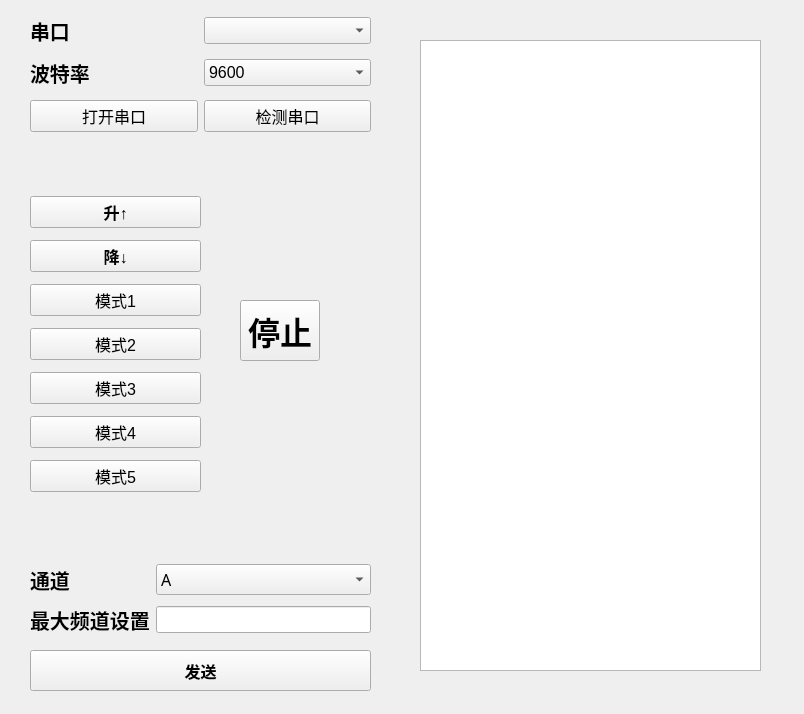
The window that widget.ui (Kevin-72/Elevator_control_platform) describes before a commit, drawn with Qt 5.
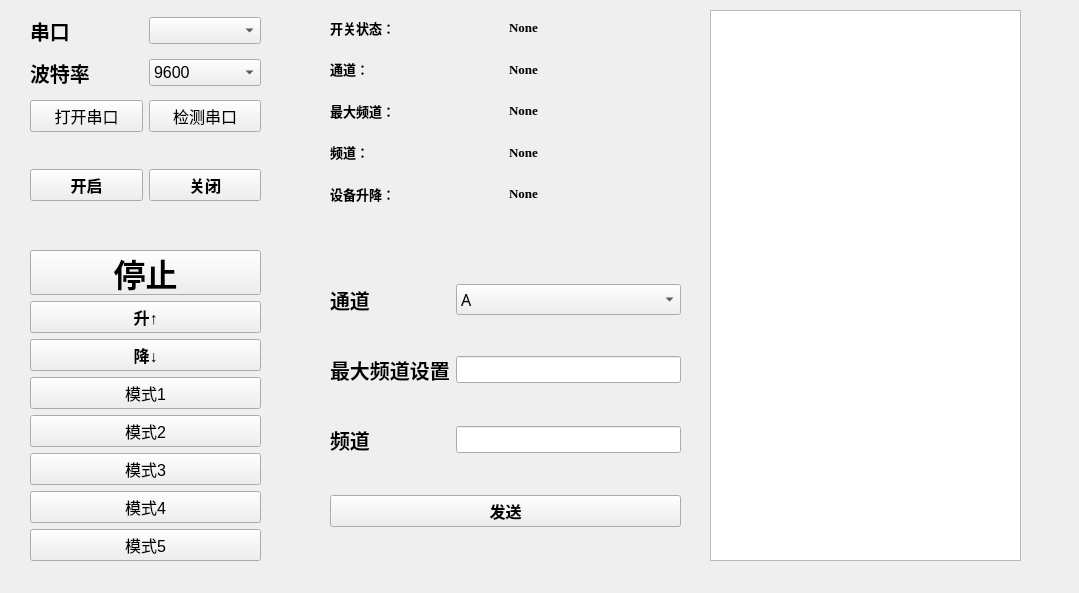
The same window after the commit.

Commit message: added group & debug pass & Complete interface design

```diff
--- a/widget.ui
+++ b/widget.ui
@@ -6,45 +6,25 @@
    <rect>
     <x>0</x>
     <y>0</y>
-    <width>804</width>
-    <height>714</height>
+    <width>1079</width>
+    <height>593</height>
    </rect>
   </property>
   <property name="windowTitle">
    <string>Widget</string>
   </property>
-  <widget class="QPushButton" name="stopBt">
-   <property name="geometry">
-    <rect>
-     <x>240</x>
-     <y>300</y>
-     <width>80</width>
-     <height>61</height>
-    </rect>
-   </property>
-   <property name="font">
-    <font>
-     <pointsize>24</pointsize>
-     <weight>75</weight>
-     <bold>true</bold>
-    </font>
-   </property>
-   <property name="text">
-    <string>停止</string>
-   </property>
-  </widget>
   <widget class="QWidget" name="layoutWidget">
    <property name="geometry">
     <rect>
      <x>30</x>
      <y>10</y>
-     <width>341</width>
+     <width>231</width>
      <height>131</height>
     </rect>
    </property>
    <layout class="QGridLayout" name="gridLayout_2">
     <item row="2" column="0">
-     <widget class="QPushButton" name="openBt">
+     <widget class="QPushButton" name="openSerialBt">
       <property name="font">
        <font>
         <pointsize>12</pointsize>
@@ -127,17 +107,282 @@
     </item>
    </layout>
   </widget>
-  <widget class="QWidget" name="layoutWidget1">
+  <widget class="QPlainTextEdit" name="logViewer">
    <property name="geometry">
     <rect>
+     <x>710</x>
+     <y>10</y>
+     <width>311</width>
+     <height>551</height>
+    </rect>
+   </property>
+   <property name="font">
+    <font>
+     <pointsize>12</pointsize>
+    </font>
+   </property>
+  </widget>
+  <widget class="QWidget" name="">
+   <property name="geometry">
+    <rect>
      <x>30</x>
-     <y>190</y>
-     <width>171</width>
+     <y>160</y>
+     <width>231</width>
+     <height>51</height>
+    </rect>
+   </property>
+   <layout class="QHBoxLayout" name="horizontalLayout">
+    <item>
+     <widget class="QPushButton" name="openBt">
+      <property name="font">
+       <font>
+        <pointsize>12</pointsize>
+        <weight>75</weight>
+        <bold>true</bold>
+       </font>
+      </property>
+      <property name="text">
+       <string>开启</string>
+      </property>
+      <attribute name="buttonGroup">
+       <string notr="true">buttonGroup</string>
+      </attribute>
+     </widget>
+    </item>
+    <item>
+     <widget class="QPushButton" name="closeBt">
+      <property name="font">
+       <font>
+        <pointsize>12</pointsize>
+        <weight>75</weight>
+        <bold>true</bold>
+       </font>
+      </property>
+      <property name="text">
+       <string>关闭</string>
+      </property>
+      <attribute name="buttonGroup">
+       <string notr="true">buttonGroup</string>
+      </attribute>
+     </widget>
+    </item>
+   </layout>
+  </widget>
+  <widget class="QWidget" name="">
+   <property name="geometry">
+    <rect>
+     <x>330</x>
+     <y>10</y>
+     <width>351</width>
+     <height>201</height>
+    </rect>
+   </property>
+   <layout class="QGridLayout" name="gridLayout_4">
+    <item row="0" column="0">
+     <widget class="QLabel" name="label_switch">
+      <property name="font">
+       <font>
+        <family>Times New Roman</family>
+        <pointsize>10</pointsize>
+        <weight>75</weight>
+        <bold>true</bold>
+       </font>
+      </property>
+      <property name="text">
+       <string>开关状态：</string>
+      </property>
+     </widget>
+    </item>
+    <item row="0" column="1">
+     <widget class="QLabel" name="label_switch_value">
+      <property name="font">
+       <font>
+        <family>Times New Roman</family>
+        <pointsize>10</pointsize>
+        <weight>75</weight>
+        <bold>true</bold>
+       </font>
+      </property>
+      <property name="text">
+       <string>None</string>
+      </property>
+     </widget>
+    </item>
+    <item row="1" column="0">
+     <widget class="QLabel" name="label_access">
+      <property name="font">
+       <font>
+        <family>Times New Roman</family>
+        <pointsize>10</pointsize>
+        <weight>75</weight>
+        <bold>true</bold>
+       </font>
+      </property>
+      <property name="text">
+       <string>通道：</string>
+      </property>
+     </widget>
+    </item>
+    <item row="1" column="1">
+     <widget class="QLabel" name="label_access_value">
+      <property name="font">
+       <font>
+        <family>Times New Roman</family>
+        <pointsize>10</pointsize>
+        <weight>75</weight>
+        <bold>true</bold>
+       </font>
+      </property>
+      <property name="text">
+       <string>None</string>
+      </property>
+     </widget>
+    </item>
+    <item row="2" column="0">
+     <widget class="QLabel" name="label_max_channel">
+      <property name="font">
+       <font>
+        <family>Times New Roman</family>
+        <pointsize>10</pointsize>
+        <weight>75</weight>
+        <bold>true</bold>
+       </font>
+      </property>
+      <property name="text">
+       <string>最大频道：</string>
+      </property>
+     </widget>
+    </item>
+    <item row="2" column="1">
+     <widget class="QLabel" name="label_max_channel_value">
+      <property name="font">
+       <font>
+        <family>Times New Roman</family>
+        <pointsize>10</pointsize>
+        <weight>75</weight>
+        <bold>true</bold>
+       </font>
+      </property>
+      <property name="text">
+       <string>None</string>
+      </property>
+     </widget>
+    </item>
+    <item row="3" column="0">
+     <widget class="QLabel" name="label_channel">
+      <property name="font">
+       <font>
+        <family>Times New Roman</family>
+        <pointsize>10</pointsize>
+        <weight>75</weight>
+        <bold>true</bold>
+       </font>
+      </property>
+      <property name="text">
+       <string>频道：</string>
+      </property>
+     </widget>
+    </item>
+    <item row="3" column="1">
+     <widget class="QLabel" name="label_channel_value">
+      <property name="font">
+       <font>
+        <family>Times New Roman</family>
+        <pointsize>10</pointsize>
+        <weight>75</weight>
+        <bold>true</bold>
+       </font>
+      </property>
+      <property name="text">
+       <string>None</string>
+      </property>
+     </widget>
+    </item>
+    <item row="4" column="0">
+     <widget class="QLabel" name="label_device">
+      <property name="font">
+       <font>
+        <family>Times New Roman</family>
+        <pointsize>10</pointsize>
+        <weight>75</weight>
+        <bold>true</bold>
+       </font>
+      </property>
+      <property name="text">
+       <string>设备升降：</string>
+      </property>
+     </widget>
+    </item>
+    <item row="4" column="1">
+     <widget class="QLabel" name="label_device_value">
+      <property name="font">
+       <font>
+        <family>Times New Roman</family>
+        <pointsize>10</pointsize>
+        <weight>75</weight>
+        <bold>true</bold>
+       </font>
+      </property>
+      <property name="text">
+       <string>None</string>
+      </property>
+     </widget>
+    </item>
+   </layout>
+  </widget>
+  <widget class="QWidget" name="">
+   <property name="geometry">
+    <rect>
+     <x>30</x>
+     <y>250</y>
+     <width>231</width>
      <height>311</height>
     </rect>
    </property>
    <layout class="QGridLayout" name="gridLayout">
+    <item row="0" column="0">
+     <widget class="QPushButton" name="stopBt">
+      <property name="font">
+       <font>
+        <pointsize>24</pointsize>
+        <weight>75</weight>
+        <bold>true</bold>
+       </font>
+      </property>
+      <property name="text">
+       <string>停止</string>
+      </property>
+     </widget>
+    </item>
+    <item row="1" column="0">
+     <widget class="QPushButton" name="upBt">
+      <property name="font">
+       <font>
+        <pointsize>12</pointsize>
+        <weight>75</weight>
+        <bold>true</bold>
+       </font>
+      </property>
+      <property name="text">
+       <string>升↑</string>
+      </property>
+     </widget>
+    </item>
     <item row="2" column="0">
+     <widget class="QPushButton" name="downBt">
+      <property name="font">
+       <font>
+        <pointsize>12</pointsize>
+        <weight>75</weight>
+        <bold>true</bold>
+       </font>
+      </property>
+      <property name="text">
+       <string>降↓</string>
+      </property>
+     </widget>
+    </item>
+    <item row="3" column="0">
      <widget class="QPushButton" name="mode01Bt">
       <property name="font">
        <font>
@@ -149,7 +394,7 @@
       </property>
      </widget>
     </item>
-    <item row="3" column="0">
+    <item row="4" column="0">
      <widget class="QPushButton" name="mode02Bt">
       <property name="font">
        <font>
@@ -161,7 +406,7 @@
       </property>
      </widget>
     </item>
-    <item row="4" column="0">
+    <item row="5" column="0">
      <widget class="QPushButton" name="mode03Bt">
       <property name="font">
        <font>
@@ -174,18 +419,6 @@
      </widget>
     </item>
     <item row="6" column="0">
-     <widget class="QPushButton" name="mode05Bt">
-      <property name="font">
-       <font>
-        <pointsize>12</pointsize>
-       </font>
-      </property>
-      <property name="text">
-       <string>模式5</string>
-      </property>
-     </widget>
-    </item>
-    <item row="5" column="0">
      <widget class="QPushButton" name="mode04Bt">
       <property name="font">
        <font>
@@ -197,78 +430,27 @@
       </property>
      </widget>
     </item>
-    <item row="1" column="0">
-     <widget class="QPushButton" name="downBt">
+    <item row="7" column="0">
+     <widget class="QPushButton" name="mode05Bt">
       <property name="font">
        <font>
         <pointsize>12</pointsize>
-        <weight>75</weight>
-        <bold>true</bold>
        </font>
       </property>
       <property name="text">
-       <string>降↓</string>
-      </property>
-     </widget>
-    </item>
-    <item row="0" column="0">
-     <widget class="QPushButton" name="upBt">
-      <property name="font">
-       <font>
-        <pointsize>12</pointsize>
-        <weight>75</weight>
-        <bold>true</bold>
-       </font>
-      </property>
-      <property name="text">
-       <string>升↑</string>
+       <string>模式5</string>
       </property>
      </widget>
     </item>
    </layout>
   </widget>
-  <widget class="QPlainTextEdit" name="logViewer">
+  <widget class="QWidget" name="">
    <property name="geometry">
     <rect>
-     <x>420</x>
-     <y>40</y>
-     <width>341</width>
-     <height>631</height>
-    </rect>
-   </property>
-   <property name="font">
-    <font>
-     <pointsize>12</pointsize>
-    </font>
-   </property>
-  </widget>
-  <widget class="QPushButton" name="sendCb">
-   <property name="geometry">
-    <rect>
-     <x>30</x>
-     <y>650</y>
-     <width>341</width>
-     <height>41</height>
-    </rect>
-   </property>
-   <property name="font">
-    <font>
-     <pointsize>12</pointsize>
-     <weight>75</weight>
-     <bold>true</bold>
-    </font>
-   </property>
-   <property name="text">
-    <string>发送</string>
-   </property>
-  </widget>
-  <widget class="QWidget" name="layoutWidget">
-   <property name="geometry">
-    <rect>
-     <x>30</x>
-     <y>560</y>
-     <width>341</width>
-     <height>81</height>
+     <x>330</x>
+     <y>250</y>
+     <width>351</width>
+     <height>311</height>
     </rect>
    </property>
    <layout class="QGridLayout" name="gridLayout_3">
@@ -339,6 +521,43 @@
       </property>
      </widget>
     </item>
+    <item row="2" column="0">
+     <widget class="QLabel" name="label_5">
+      <property name="font">
+       <font>
+        <pointsize>15</pointsize>
+        <weight>75</weight>
+        <bold>true</bold>
+       </font>
+      </property>
+      <property name="text">
+       <string>频道</string>
+      </property>
+     </widget>
+    </item>
+    <item row="2" column="1">
+     <widget class="QLineEdit" name="ChannelSetCb">
+      <property name="font">
+       <font>
+        <pointsize>12</pointsize>
+       </font>
+      </property>
+     </widget>
+    </item>
+    <item row="3" column="0" colspan="2">
+     <widget class="QPushButton" name="sendCb">
+      <property name="font">
+       <font>
+        <pointsize>12</pointsize>
+        <weight>75</weight>
+        <bold>true</bold>
+       </font>
+      </property>
+      <property name="text">
+       <string>发送</string>
+      </property>
+     </widget>
+    </item>
    </layout>
   </widget>
  </widget>
```
Left out of the diff: 3 changed lines with no effect on the pictures. The commit also changes 2 other files.
